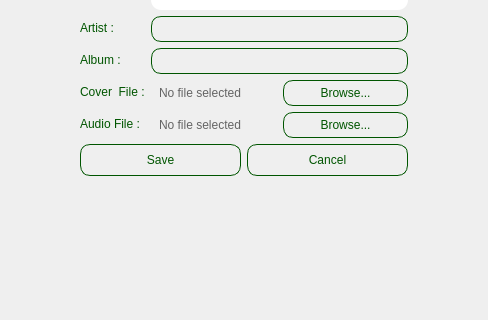
Qt form addsongwindow.ui (aminfooladi/QSpotify) before a commit; both pictures show x 256 to 744 and y 281 to 601 of the 1000 by 700 pixel window.
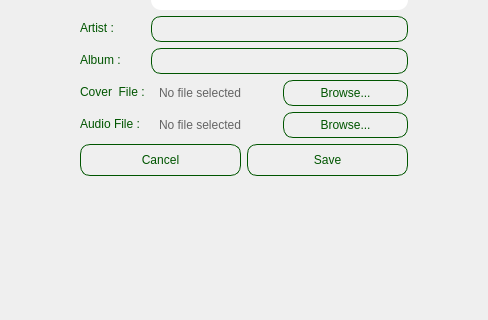
The same form after that commit. Icons and pictures are not drawn.

Patch:
```diff
--- a/addsongwindow.ui
+++ b/addsongwindow.ui
@@ -197,7 +197,7 @@
       <item row="7" column="0" colspan="2">
        <layout class="QHBoxLayout" name="buttonLayout_2">
         <item>
-         <widget class="QPushButton" name="saveButton">
+         <widget class="QPushButton" name="cancelButton">
           <property name="styleSheet">
            <string notr="true">background-image: url(:/images/background/images/witeBackground.png);
 border: 1px solid rgb(0, 85, 0);
@@ -207,12 +207,12 @@
 font: 700 9pt &quot;Segoe UI&quot;;</string>
           </property>
           <property name="text">
-           <string>Save</string>
+           <string>Cancel</string>
           </property>
          </widget>
         </item>
         <item>
-         <widget class="QPushButton" name="cancelButton">
+         <widget class="QPushButton" name="saveButton">
           <property name="styleSheet">
            <string notr="true">background-image: url(:/images/background/images/witeBackground.png);
 border: 1px solid rgb(0, 85, 0);
@@ -222,7 +222,7 @@
 font: 700 9pt &quot;Segoe UI&quot;;</string>
           </property>
           <property name="text">
-           <string>Cancel</string>
+           <string>Save</string>
           </property>
          </widget>
         </item>
```
